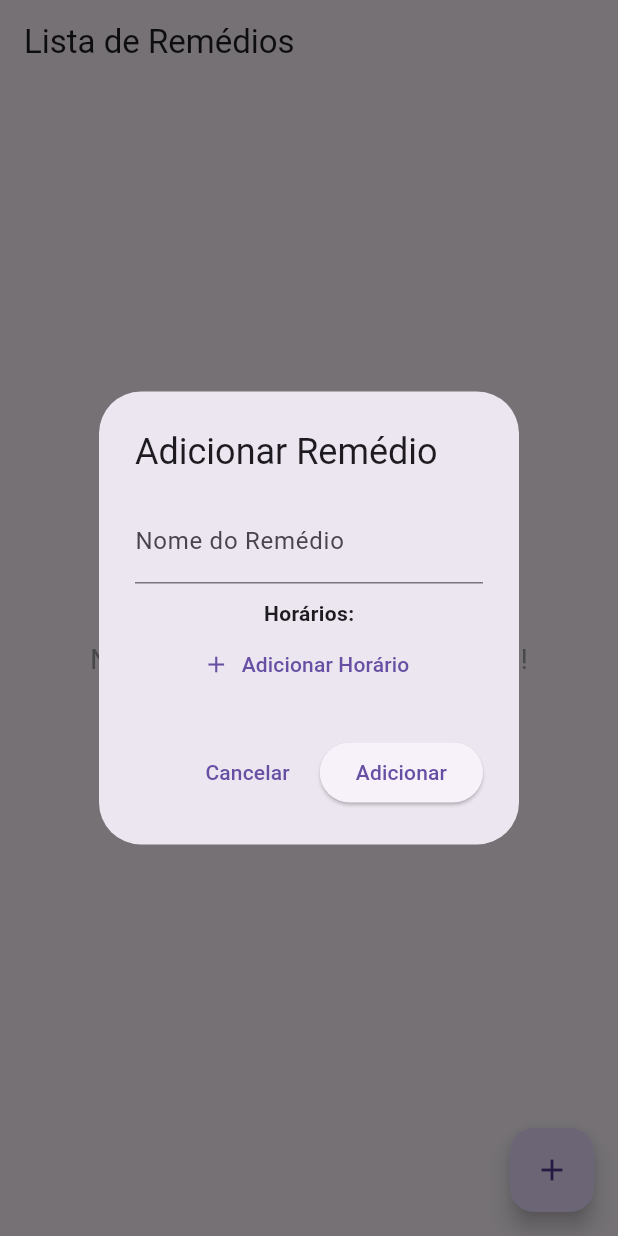
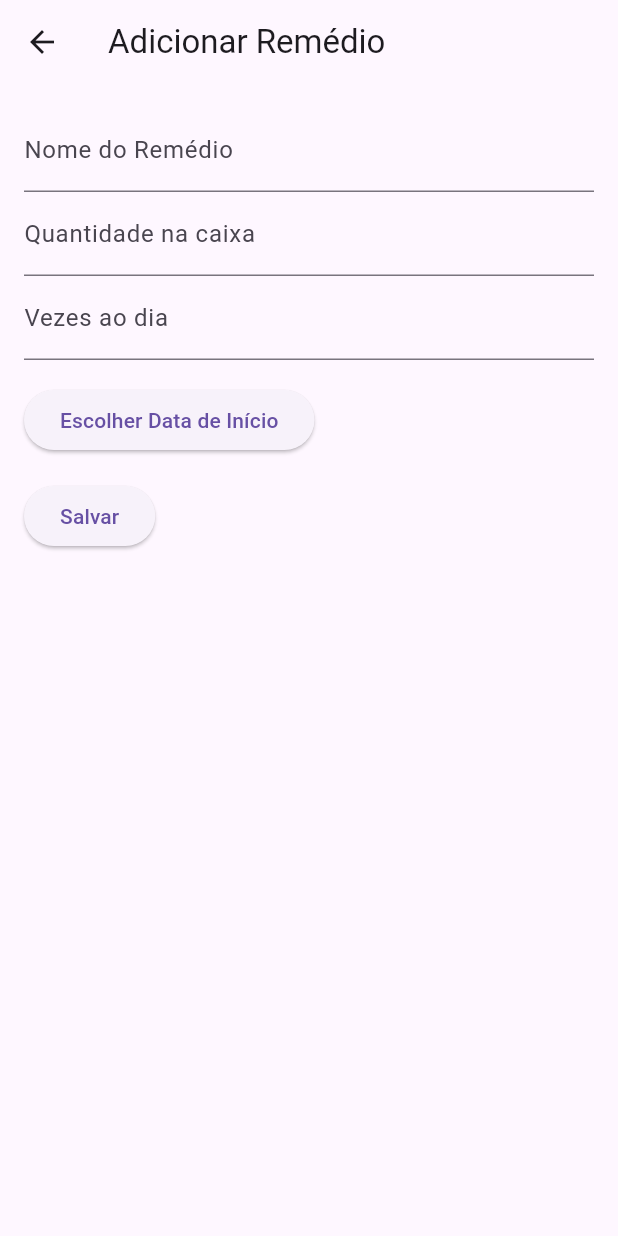
Before and after one commit to WesleyOliveir4/MedManagementFlutter, a Flutter app: the screen it shows after launch, after a tap on the "add" icon, on a phone screen of 412 x 824 dp. Run offline on Flutter 3.47's test engine with Material 3 defaults, Android fonts, the phone set to English and light mode, and no system bars; our stand-ins replace shared_preferences.

Commit message:
projeto base finalizado

```diff
--- a/lib/main.dart
+++ b/lib/main.dart
@@ -1,153 +1,252 @@
 import 'package:flutter/material.dart';
+import 'package:shared_preferences/shared_preferences.dart';
+import 'dart:convert';
+import 'package:intl/intl.dart';
 
-void main() => runApp(RemedyApp());
+void main() {
+  runApp(MyApp());
+}
 
-class RemedyApp extends StatelessWidget {
+class MyApp extends StatelessWidget {
   @override
   Widget build(BuildContext context) {
     return MaterialApp(
-      title: 'Lista de Remédios',
-      theme: ThemeData(primarySwatch: Colors.blue),
-      home: RemedyListScreen(),
+      debugShowCheckedModeBanner: false,
+      home: HomePage(),
     );
   }
 }
 
-class RemedyListScreen extends StatefulWidget {
-  @override
-  _RemedyListScreenState createState() => _RemedyListScreenState();
+class Medicine {
+  String name;
+  int pillsInBox;
+  int timesPerDay;
+  DateTime startDate;
+
+  Medicine({
+    required this.name,
+    required this.pillsInBox,
+    required this.timesPerDay,
+    required this.startDate,
+  });
+
+  int get remainingDays => (pillsInBox / timesPerDay).floor();
+
+  Map<String, dynamic> toJson() => {
+    'name': name,
+    'pillsInBox': pillsInBox,
+    'timesPerDay': timesPerDay,
+    'startDate': startDate.toIso8601String(),
+  };
+
+  factory Medicine.fromJson(Map<String, dynamic> json) {
+    return Medicine(
+      name: json['name'],
+      pillsInBox: json['pillsInBox'],
+      timesPerDay: json['timesPerDay'],
+      startDate: DateTime.parse(json['startDate']),
+    );
+  }
 }
 
-class _RemedyListScreenState extends State<RemedyListScreen> {
-  List<Map<String, dynamic>> remedies = [];
+class HomePage extends StatefulWidget {
+  @override
+  _HomePageState createState() => _HomePageState();
+}
 
-  void _addRemedy(String name, List<String> times) {
+class _HomePageState extends State<HomePage> {
+  List<Medicine> medicines = [];
+
+  @override
+  void initState() {
+    super.initState();
+    _loadMedicines();
+  }
+
+  void _loadMedicines() async {
+    final prefs = await SharedPreferences.getInstance();
+    final data = prefs.getString('medicines') ?? '[]';
     setState(() {
-      remedies.add({'name': name, 'times': times});
+      medicines = (json.decode(data) as List)
+          .map((e) => Medicine.fromJson(e))
+          .toList();
     });
   }
 
-  void _showAddRemedyDialog() {
-    final _nameController = TextEditingController();
-    final List<String> _times = [];
+  void _saveMedicines() async {
+    final prefs = await SharedPreferences.getInstance();
+    prefs.setString('medicines', json.encode(medicines));
+  }
 
-    showDialog(
-      context: context,
-      builder: (context) => StatefulBuilder(
-        builder: (context, setState) => AlertDialog(
-          title: Text('Adicionar Remédio'),
-          content: Column(
+  void _addOrEditMedicine({Medicine? medicine, int? index}) async {
+    final updatedMedicine = await Navigator.push(
+      context,
+      MaterialPageRoute(
+        builder: (context) => AddMedicinePage(medicine: medicine),
+      ),
+    );
+
+    if (updatedMedicine != null) {
+      setState(() {
+        if (index == null) {
+          medicines.add(updatedMedicine);
+        } else {
+          medicines[index] = updatedMedicine;
+        }
+        _saveMedicines();
+      });
+    }
+  }
+
+  void _removeMedicine(int index) {
+    setState(() {
+      medicines.removeAt(index);
+      _saveMedicines();
+    });
+  }
+
+  @override
+  Widget build(BuildContext context) {
+    return Scaffold(
+      appBar: AppBar(title: Text('Meus Remédios')),
+      body: ListView.builder(
+        itemCount: medicines.length,
+        itemBuilder: (context, index) {
+          final medicine = medicines[index];
+          return ListTile(
+            title: Text(medicine.name),
+            subtitle: Text('Dias restantes: ${medicine.remainingDays}'),
+            trailing: Row(
               mainAxisSize: MainAxisSize.min,
               children: [
-              TextField(
-                controller: _nameController,
-                decoration: InputDecoration(labelText: 'Nome do Remédio'),
+                IconButton(
+                  icon: Icon(Icons.edit, color: Colors.blue),
+                  onPressed: () => _addOrEditMedicine(
+                    medicine: medicine,
+                    index: index,
                   ),
-              SizedBox(height: 10),
-              Text(
-                'Horários:',
-                style: TextStyle(fontWeight: FontWeight.bold),
                 ),
-              ..._times.map((time) {
-                return Row(
-                  mainAxisAlignment: MainAxisAlignment.spaceBetween,
-                  children: [
-                    Text(time, style: TextStyle(fontSize: 16)),
                 IconButton(
                   icon: Icon(Icons.delete, color: Colors.red),
-                      onPressed: () {
-                        setState(() {
-                          _times.remove(time);
-                        });
-                      },
-                    ),
-                  ],
-                );
-              }).toList(),
-              TextButton.icon(
-                onPressed: () async {
-                  final timeOfDay = await showTimePicker(
-                    context: context,
-                    initialTime: TimeOfDay.now(),
-                  );
-
-                  if (timeOfDay != null) {
-                    final formattedTime =
-                    timeOfDay.format(context); // Formata o horário (ex.: 08:00)
-                    setState(() {
-                      _times.add(formattedTime);
-                    });
-                  }
-                },
-                icon: Icon(Icons.add),
-                label: Text('Adicionar Horário'),
+                  onPressed: () => _removeMedicine(index),
                 ),
               ],
             ),
-          actions: [
-            TextButton(
-              onPressed: () {
-                Navigator.of(context).pop();
+          );
         },
-              child: Text('Cancelar'),
       ),
-            ElevatedButton(
-              onPressed: () {
-                if (_nameController.text.isNotEmpty && _times.isNotEmpty) {
-                  _addRemedy(_nameController.text, _times);
-                  Navigator.of(context).pop();
-                }
-              },
-              child: Text('Adicionar'),
-            ),
-          ],
-        ),
+      floatingActionButton: FloatingActionButton(
+        child: Icon(Icons.add),
+        onPressed: () => _addOrEditMedicine(),
       ),
     );
+  }
+}
+
+class AddMedicinePage extends StatefulWidget {
+  final Medicine? medicine;
+
+  AddMedicinePage({this.medicine});
+
+  @override
+  _AddMedicinePageState createState() => _AddMedicinePageState();
+}
+
+class _AddMedicinePageState extends State<AddMedicinePage> {
+  final _formKey = GlobalKey<FormState>();
+  final TextEditingController _nameController = TextEditingController();
+  final TextEditingController _pillsController = TextEditingController();
+  final TextEditingController _timesController = TextEditingController();
+  DateTime? _startDate;
+
+  @override
+  void initState() {
+    super.initState();
+    if (widget.medicine != null) {
+      _nameController.text = widget.medicine!.name;
+      _pillsController.text = widget.medicine!.pillsInBox.toString();
+      _timesController.text = widget.medicine!.timesPerDay.toString();
+      _startDate = widget.medicine!.startDate;
+    }
+  }
+
+  void _pickStartDate() async {
+    DateTime? picked = await showDatePicker(
+      context: context,
+      initialDate: _startDate ?? DateTime.now(),
+      firstDate: DateTime.now(),
+      lastDate: DateTime(2100),
+    );
+    if (picked != null) {
+      setState(() {
+        _startDate = picked;
+      });
+    }
+  }
+
+  void _saveMedicine() {
+    if (_formKey.currentState!.validate() && _startDate != null) {
+      final newMedicine = Medicine(
+        name: _nameController.text,
+        pillsInBox: int.parse(_pillsController.text),
+        timesPerDay: int.parse(_timesController.text),
+        startDate: _startDate!,
+      );
+      Navigator.pop(context, newMedicine);
+    }
   }
 
   @override
   Widget build(BuildContext context) {
     return Scaffold(
       appBar: AppBar(
-        title: Text('Lista de Remédios'),
+        title: Text(widget.medicine == null ? 'Adicionar Remédio' : 'Editar Remédio'),
       ),
-      body: remedies.isEmpty
-          ? Center(
+      body: Padding(
+        padding: EdgeInsets.all(16.0),
+        child: Form(
+          key: _formKey,
+          child: Column(
+            crossAxisAlignment: CrossAxisAlignment.start, // ALINHA A DATA À ESQUERDA
+            children: [
+              TextFormField(
+                controller: _nameController,
+                decoration: InputDecoration(labelText: 'Nome do Remédio'),
+                validator: (value) => value!.isEmpty ? 'Digite um nome' : null,
+              ),
+              TextFormField(
+                controller: _pillsController,
+                decoration: InputDecoration(labelText: 'Quantidade na caixa'),
+                keyboardType: TextInputType.number,
+                validator: (value) => value!.isEmpty ? 'Digite um número' : null,
+              ),
+              TextFormField(
+                controller: _timesController,
+                decoration: InputDecoration(labelText: 'Vezes ao dia'),
+                keyboardType: TextInputType.number,
+                validator: (value) => value!.isEmpty ? 'Digite um número' : null,
+              ),
+              SizedBox(height: 16),
+              ElevatedButton(
+                onPressed: _pickStartDate,
+                child: Text('Escolher Data de Início'),
+              ),
+              if (_startDate != null) // MOSTRA A DATA ESCOLHIDA APÓS SELECIONAR
+                Padding(
+                  padding: const EdgeInsets.only(top: 8.0),
                   child: Text(
-          'Nenhum remédio adicionado ainda!',
-          style: TextStyle(fontSize: 18, color: Colors.grey),
+                    'Data escolhida: ${DateFormat('dd/MM/yyyy').format(_startDate!)}',
+                    style: TextStyle(fontSize: 16, fontWeight: FontWeight.bold),
                   ),
-      )
-          : ListView.builder(
-        itemCount: remedies.length,
-        itemBuilder: (context, index) {
-          final remedy = remedies[index];
-          return Card(
-            margin: EdgeInsets.symmetric(horizontal: 10, vertical: 5),
-            child: ListTile(
-              title: Text(remedy['name']),
-              subtitle: Column(
-                crossAxisAlignment: CrossAxisAlignment.start,
-                children: [
-                  ...remedy['times'].map((time) => Text('• $time')).toList(),
+                ),
+              SizedBox(height: 16),
+              ElevatedButton(
+                onPressed: _saveMedicine,
+                child: Text('Salvar'),
+              ),
             ],
           ),
-              trailing: IconButton(
-                icon: Icon(Icons.delete, color: Colors.red),
-                onPressed: () {
-                  setState(() {
-                    remedies.removeAt(index);
-                  });
-                },
         ),
-            ),
-          );
-        },
-      ),
-      floatingActionButton: FloatingActionButton(
-        onPressed: _showAddRemedyDialog,
-        child: Icon(Icons.add),
       ),
     );
   }
--- a/pubspec.yaml
+++ b/pubspec.yaml
@@ -30,6 +30,8 @@ environment:
 dependencies:
   flutter:
     sdk: flutter
+  shared_preferences: ^2.2.2
+  intl: ^0.18.1
 
 
   # The following adds the Cupertino Icons font to your application.
```
Also changed, not shown: pubspec.lock, 1 other file. Lines whose indentation alone changed are shown as unchanged.
